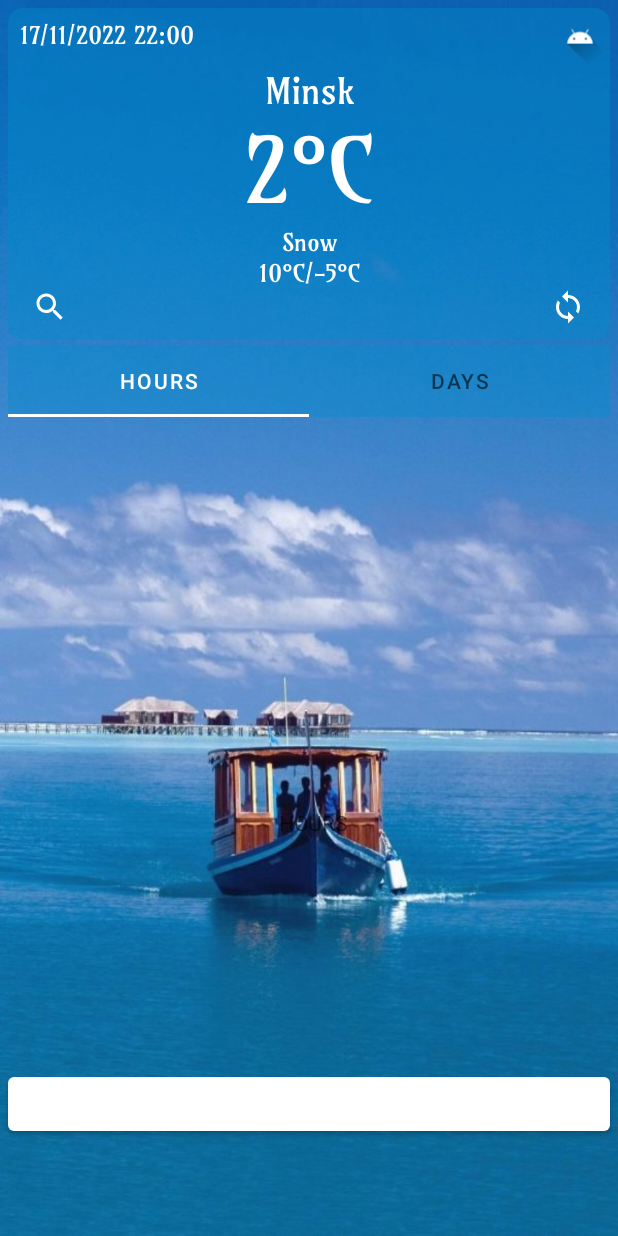
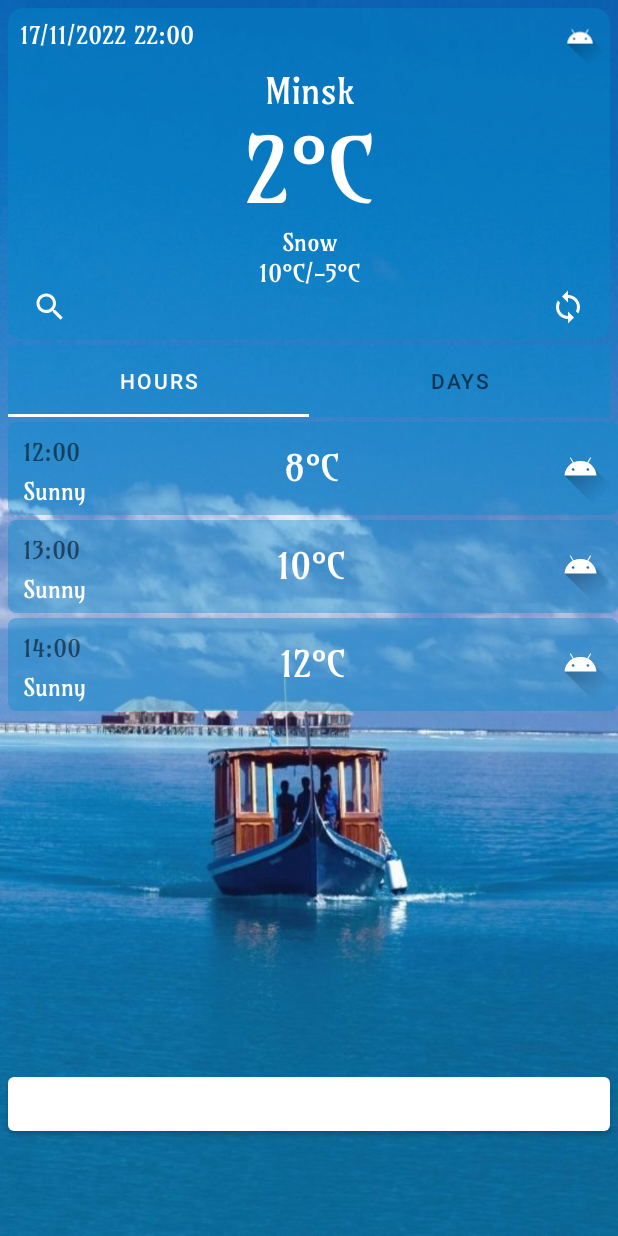
Before and after one commit to AntonLazovski/MaWeather, an Android app: the screen it shows after launch (MainActivity), on a phone screen of 412 x 824 dp. Run offline under Robolectric (Android 15) with nearby library versions, the light colour scheme and no system bars; our stand-ins replace Picasso, Volley; network calls fail; pictures from the network do not load; Roboto replaces fonts that are not available here.

Commit message:
Запрос в сеть

```diff
--- a/app/src/main/java/com/example/maweather/MainActivity.kt
+++ b/app/src/main/java/com/example/maweather/MainActivity.kt
@@ -34,10 +34,10 @@ class MainActivity : AppCompatActivity() {
             {response->
                 val obj = JSONObject(response)
                 val temp = obj.getJSONObject("current")
-                Log.d("My log", "Volley error: ${temp.getString("temp_c")}")
+                Log.d("MyLog", "Volley error: ${temp.getString("temp_c")}")
             },
             {
-                Log.d("My log", "Volley error: $it")
+                Log.d("MyLog", "Volley error: $it")
             }
         )
         queue.add(stringRequest)
--- /dev/null
+++ b/app/src/main/java/com/example/maweather/adapters/WeatherAdapter.kt
@@ -0,0 +1,41 @@
+package com.example.maweather.adapters
+
+import android.view.LayoutInflater
+import android.view.View
+import android.view.ViewGroup
+import androidx.recyclerview.widget.DiffUtil
+import androidx.recyclerview.widget.ListAdapter
+import androidx.recyclerview.widget.RecyclerView
+import com.example.maweather.R
+import com.example.maweather.databinding.ListItemBinding
+
+class WeatherAdapter :ListAdapter<WeatherModel, WeatherAdapter.Holder>(Comparator()) {
+    class Holder(view: View) : RecyclerView.ViewHolder(view){
+        val binding = ListItemBinding.bind(view)
+        fun bind(item: WeatherModel) = with(binding){
+            tvDate.text = item.time
+            tvCondition.text = item.condition
+            tvTemp.text = item.currentTemp
+        }
+    }
+
+    class Comparator : DiffUtil.ItemCallback<WeatherModel>(){
+        override fun areItemsTheSame(oldItem: WeatherModel, newItem: WeatherModel): Boolean {
+            return oldItem == newItem
+        }
+
+        override fun areContentsTheSame(oldItem: WeatherModel, newItem: WeatherModel): Boolean {
+            return oldItem == newItem
+        }
+
+    }
+
+    override fun onCreateViewHolder(parent: ViewGroup, viewType: Int): Holder {
+        val view = LayoutInflater.from(parent.context).inflate(R.layout.list_item, parent, false)
+        return Holder(view)
+    }
+
+    override fun onBindViewHolder(holder: Holder, position: Int) {
+        holder.bind(getItem(position))
+    }
+}
--- a/app/src/main/java/com/example/maweather/fragments/HoursFragment.kt
+++ b/app/src/main/java/com/example/maweather/fragments/HoursFragment.kt
@@ -5,17 +5,43 @@ import androidx.fragment.app.Fragment
 import android.view.LayoutInflater
 import android.view.View
 import android.view.ViewGroup
+import androidx.recyclerview.widget.LinearLayoutManager
 import com.example.maweather.R
+import com.example.maweather.adapters.WeatherAdapter
+import com.example.maweather.adapters.WeatherModel
+import com.example.maweather.databinding.FragmentHoursBinding
 
 
 class HoursFragment : Fragment() {
 
+    private lateinit var binding: FragmentHoursBinding
+    private lateinit var adapter: WeatherAdapter
     override fun onCreateView(
         inflater: LayoutInflater, container: ViewGroup?,
         savedInstanceState: Bundle?
-    ): View? {
-        // Inflate the layout for this fragment
-        return inflater.inflate(R.layout.fragment_hours, container, false)
+    ): View {
+        binding = FragmentHoursBinding.inflate(inflater, container,false)
+        return binding.root
+    }
+
+    override fun onViewCreated(view: View, savedInstanceState: Bundle?) {
+        super.onViewCreated(view, savedInstanceState)
+        initRcView()
+    }
+
+    private fun initRcView() = with(binding){
+        rcView.layoutManager = LinearLayoutManager(activity)
+        adapter = WeatherAdapter()
+        rcView.adapter = adapter
+        val list = listOf(
+            WeatherModel("", "12:00","Sunny", "8°C", "","",
+                        "", ""),
+            WeatherModel("", "13:00","Sunny", "10°C", "","",
+                "", ""),
+            WeatherModel("", "14:00","Sunny", "12°C", "","",
+                "", "")
+        )
+        adapter.submitList(list)
     }
 
     companion object {
--- a/app/src/main/java/com/example/maweather/fragments/MainFragment.kt
+++ b/app/src/main/java/com/example/maweather/fragments/MainFragment.kt
@@ -2,6 +2,7 @@ package com.example.maweather.fragments
 
 import android.Manifest
 import android.os.Bundle
+import android.util.Log
 import androidx.fragment.app.Fragment
 import android.view.LayoutInflater
 import android.view.View
@@ -10,10 +11,19 @@ import android.widget.Toast
 import androidx.activity.result.ActivityResultLauncher
 import androidx.activity.result.contract.ActivityResultContracts
 import androidx.fragment.app.FragmentActivity
+import androidx.fragment.app.activityViewModels
+import com.android.volley.Request
+import com.android.volley.toolbox.StringRequest
+import com.android.volley.toolbox.Volley
+import com.example.maweather.MainViewModel
 import com.example.maweather.R
 import com.example.maweather.adapters.VpAdapter
+import com.example.maweather.adapters.WeatherModel
 import com.example.maweather.databinding.FragmentMainBinding
+import com.example.maweather.utils.Constants.Companion.API_KEY
 import com.google.android.material.tabs.TabLayoutMediator
+import com.squareup.picasso.Picasso
+import org.json.JSONObject
 
 
 class MainFragment : Fragment() {
@@ -27,6 +37,7 @@ class MainFragment : Fragment() {
     )
     private lateinit var pLauncher: ActivityResultLauncher<String>
     private lateinit var binding: FragmentMainBinding
+    private val model: MainViewModel by activityViewModels()
 
     override fun onCreateView(
         inflater: LayoutInflater, container: ViewGroup?,
@@ -40,6 +51,8 @@ class MainFragment : Fragment() {
         super.onViewCreated(view, savedInstanceState)
          checkPermission()
         init()
+        updateCurrentCard()
+        requestWeatherData("Minsk")
     }
 
     private fun init() = with(binding){
@@ -48,6 +61,18 @@ class MainFragment : Fragment() {
         TabLayoutMediator(tabLayout, vp){
             tab, pos -> tab.text = tList[pos]
         }.attach()
+    }
+
+    private fun updateCurrentCard() = with(binding){
+        model.liveDataCurrent.observe(viewLifecycleOwner){
+            val maxMinTemp = "${it.maxTemp}°C/${it.minTemp}°C"
+            tvData.text = it.time
+            tvCity.text = it.city
+            tvCurrentTemp.text = it.currentTemp
+            tvCondition.text = it.condition
+            tvMaxMin.text = maxMinTemp
+            Picasso.get().load("https:" + it.imageUrl).into(imWeather)
+        }
     }
 
     private fun permissionListener(){
@@ -64,6 +89,72 @@ class MainFragment : Fragment() {
         }
     }
 
+    private fun requestWeatherData(city : String){
+        val url = "https://api.weatherapi.com/v1/forecast.json?key= " +
+                API_KEY +
+                "&q=" +
+                city +
+                "&days=" +
+                "3" +
+                "&aqi=no&alerts=no"
+        val queue = Volley.newRequestQueue(context)
+        val request = StringRequest(
+            Request.Method.GET,
+            url,
+            {
+                result -> parseWeatherData(result)
+            },
+            {
+                error -> Log.d("MyLog", "Error: $error")
+            }
+        )
+        queue.add(request)
+    }
+
+    private fun parseWeatherData(result: String){
+        val mainObject = JSONObject(result)
+        val list = parseDays(mainObject)
+        parseCurrentData(mainObject, list[0])
+    }
+
+    private fun parseDays(mainObject: JSONObject): List<WeatherModel>{
+        val list = ArrayList<WeatherModel>()
+        val daysArray = mainObject.getJSONObject("forecast").getJSONArray("forecastday")
+        val name = mainObject.getJSONObject("location").getString("name")
+        for (i in 0 until daysArray.length()){
+            val day = daysArray[i] as JSONObject
+            val item = WeatherModel(
+                name,
+                day.getString("date"),
+                day.getJSONObject("day").getJSONObject("condition").getString("text"),
+                "",
+                day.getJSONObject("day").getString("maxtemp_c"),
+                day.getJSONObject("day").getString("mintemp_c"),
+                day.getJSONObject("day").getJSONObject("condition").getString("icon"),
+                day.getJSONArray("hour").toString()
+                )
+            list.add(item)
+        }
+        return list
+    }
+
+    private fun parseCurrentData(mainObject: JSONObject, weatherItem: WeatherModel){
+        val item = WeatherModel(
+            mainObject.getJSONObject("location").getString("name"),
+            mainObject.getJSONObject("current").getString("last_updated"),
+            mainObject.getJSONObject("current").getJSONObject("condition").getString("text"),
+            mainObject.getJSONObject("current").getString("temp_c"),
+            weatherItem.maxTemp,
+            weatherItem.minTemp,
+            mainObject.getJSONObject("current").getJSONObject("condition").getString("icon"),
+            weatherItem.hours
+        )
+        model.liveDataCurrent.value = item
+        Log.d("MyLog", "City: ${item.maxTemp}")
+        Log.d("MyLog", "Time: ${item.minTemp}")
+        Log.d("MyLog", "Time: ${item.hours}")
+    }
+
     companion object {
         @JvmStatic
         fun newInstance() = MainFragment()
--- a/app/src/main/res/layout/fragment_hours.xml
+++ b/app/src/main/res/layout/fragment_hours.xml
@@ -1,15 +1,31 @@
 <?xml version="1.0" encoding="utf-8"?>
-<FrameLayout xmlns:android="http://schemas.android.com/apk/res/android"
+<androidx.constraintlayout.widget.ConstraintLayout xmlns:android="http://schemas.android.com/apk/res/android"
+    xmlns:app="http://schemas.android.com/apk/res-auto"
     xmlns:tools="http://schemas.android.com/tools"
     android:layout_width="match_parent"
     android:layout_height="match_parent"
     tools:context=".fragments.HoursFragment">
 
-    <!-- TODO: Update blank fragment layout -->
-    <TextView
+    <androidx.recyclerview.widget.RecyclerView
+        android:id="@+id/rcView"
         android:layout_width="match_parent"
         android:layout_height="match_parent"
+        app:layout_constraintBottom_toBottomOf="parent"
+        app:layout_constraintEnd_toEndOf="parent"
+        app:layout_constraintStart_toStartOf="parent"
+        app:layout_constraintTop_toTopOf="parent" />
+
+    <TextView
+        android:id="@+id/tvEmpty"
+        android:layout_width="wrap_content"
+        android:layout_height="wrap_content"
         android:gravity="center"
-        android:text="HOURS" />
+        android:text="Empty"
+        android:visibility="gone"
+        app:layout_constraintBottom_toBottomOf="parent"
+        app:layout_constraintEnd_toEndOf="parent"
+        app:layout_constraintStart_toStartOf="parent"
+        app:layout_constraintTop_toTopOf="parent"
+        app:layout_constraintVertical_bias="0.5" />
 
-</FrameLayout>
+</androidx.constraintlayout.widget.ConstraintLayout>
--- a/app/src/main/res/layout/list_item.xml
+++ b/app/src/main/res/layout/list_item.xml
@@ -21,7 +21,7 @@
             android:layout_marginTop="10dp"
             android:fontFamily="@font/amarante"
             android:text=" Day 17/11/2022"
-            android:textSize="18sp"
+            android:textSize="16sp"
             app:layout_constraintStart_toStartOf="parent"
             app:layout_constraintTop_toTopOf="parent" />
 
```
Also changed, not shown: app/src/main/res/layout/fragment_days.xml (+10 -6 lines).
